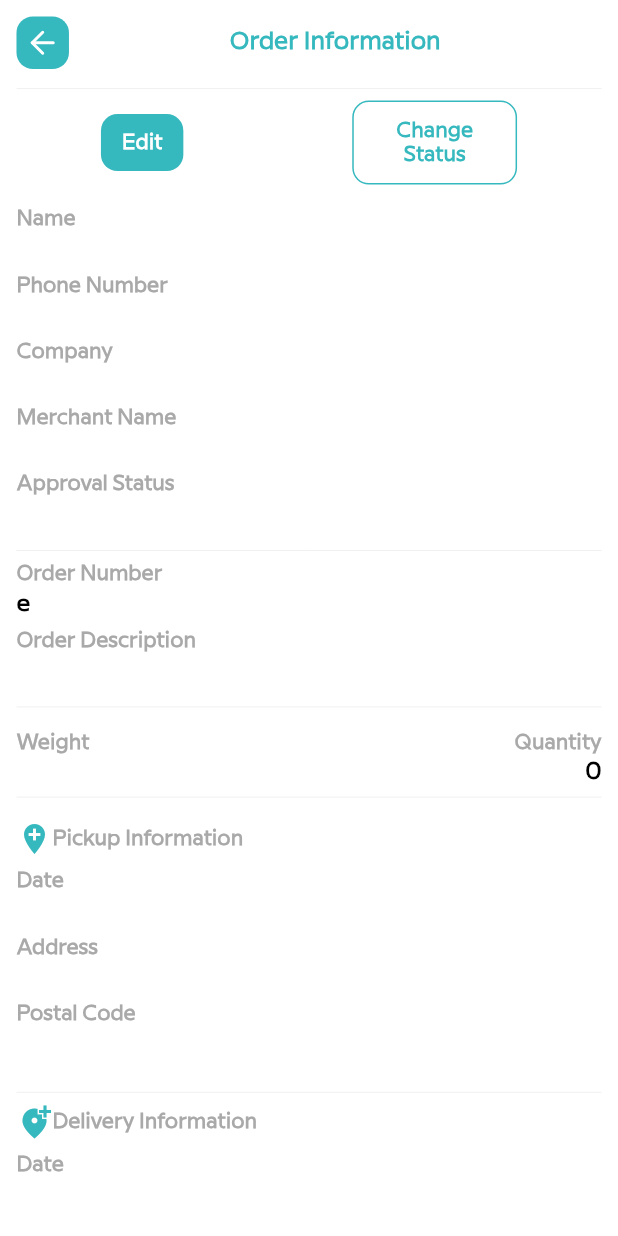
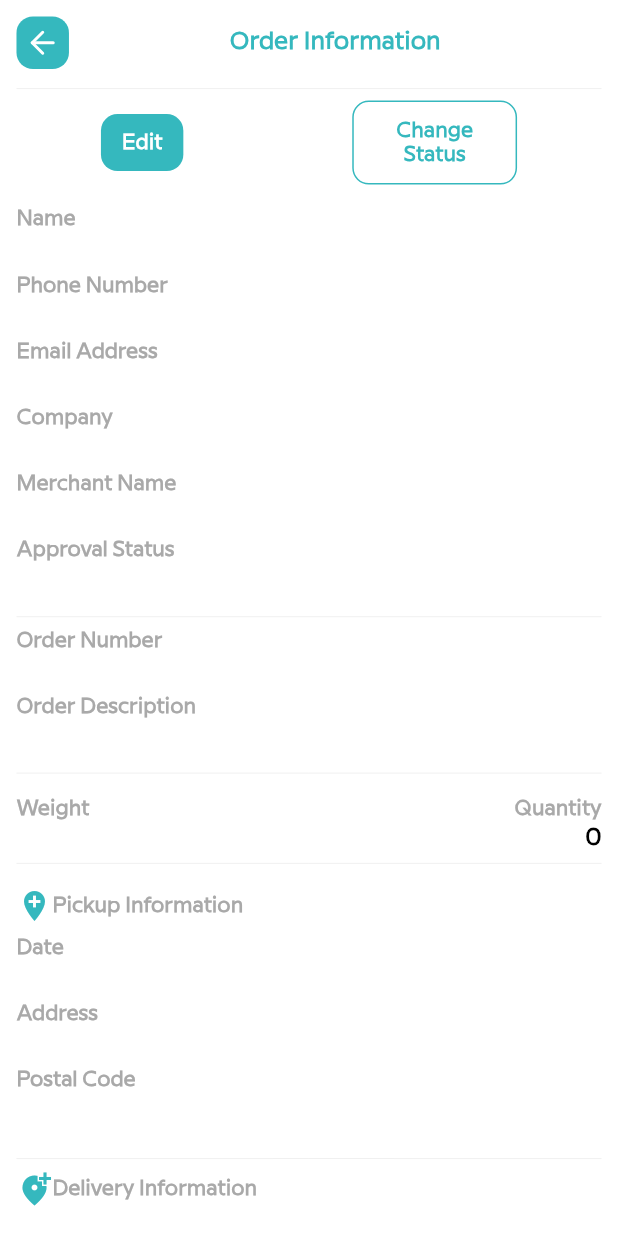
Before and after one commit to Harrisonikupa/load-n-go, a Flutter app: the OrderInformationView screen opened directly with empty values, on a phone screen of 412 x 824 dp. Run offline on Flutter 3.47's test engine with Material 2 defaults, Android fonts, the phone set to English and light mode, and no system bars; our stand-ins replace cloud_firestore, csv, firebase_core, flutter_svg, geocoding, geolocator and 4 more; missing offline and left inert: ext_storage, flutter_polyline_points; accounts and stored records are empty.

Commit message:
starting out with the second implementation

```diff
--- a/lib/services/firebase/firestore.service.dart
+++ b/lib/services/firebase/firestore.service.dart
@@ -150,12 +150,16 @@ class FirestoreService {
 
   Future updateOrder(Order order) async {
     try {
+      print('message33');
+
       await _orderCollectionReference
           .doc(order.documentId)
           .update(order.toJson());
+      print('message44');
     } catch (e) {
       // TODO: Find or create a way to repeat error handling without so much repeated code
       if (e is PlatformException) {
+        print('messageqq1');
         print(e.message);
         return e.message;
       }
--- a/lib/ui/views/order-information/order-information.model.dart
+++ b/lib/ui/views/order-information/order-information.model.dart
@@ -27,6 +27,7 @@ class OrderInformationViewModel extends BaseViewModel {
   var deliveryDateController = new TextEditingController();
   var deliveryAddressController = new TextEditingController();
   var deliveryPostalCodeController = new TextEditingController();
+  var emailAddressController = new TextEditingController();
   Order orderInfo = new Order();
   OrderInformationViewModel(Order? orderInfo) {
     this.orderInfo = orderInfo!;
@@ -44,7 +45,7 @@ class OrderInformationViewModel extends BaseViewModel {
     pickupPostalCodeController.text = orderInfo.pickupPostalCode!;
     deliveryDateController.text = orderInfo.deliveryDate!;
     deliveryAddressController.text = orderInfo.deliveryAddress!;
-    deliveryPostalCodeController.text = orderInfo.deliveryPostalCode!;
+    emailAddressController.text = orderInfo.customerEmail!;
   }
 
   void navigateBack() => navigationService.back();
@@ -83,9 +84,13 @@ class OrderInformationViewModel extends BaseViewModel {
     orderInfo.deliveryDate = deliveryDateController.text;
     orderInfo.deliveryAddress = deliveryAddressController.text;
     orderInfo.deliveryPostalCode = deliveryPostalCodeController.text;
+    orderInfo.customerEmail = emailAddressController.text;
 
     setBusy(true);
+    print('we here');
+
     await _firestoreService.updateOrder(orderInfo);
+
     var dialogResponse = await _dialogService.showDialog(
         title: 'Update Complete', description: 'Your update was successful');
     if (dialogResponse!.confirmed) {
--- a/lib/ui/views/order-information/order-information.view.dart
+++ b/lib/ui/views/order-information/order-information.view.dart
@@ -166,6 +166,21 @@ class OrderInformationView extends StatelessWidget {
                             8.0,
                           ),
                         ),
+                        Text('Email Address', style: labelTextStyle),
+                        SizedBox(
+                          height: getProportionateScreenHeight(
+                            2.0,
+                          ),
+                        ),
+                        Text(
+                          '${orderInfo!.customerEmail}',
+                          style: labelValueTextStyle,
+                        ),
+                        SizedBox(
+                          height: getProportionateScreenHeight(
+                            8.0,
+                          ),
+                        ),
                         Text('Company', style: labelTextStyle),
                         SizedBox(
                           height: getProportionateScreenHeight(
@@ -221,7 +236,7 @@ class OrderInformationView extends StatelessWidget {
                           ),
                         ),
                         Text(
-                          '${orderInfo!.orderNumber}e',
+                          '${orderInfo!.orderNumber}',
                           style: labelValueTextStyle,
                         ),
                         SizedBox(
@@ -575,6 +590,15 @@ class OrderInformationView extends StatelessWidget {
                                   ),
                                 ),
                                 TextInput(
+                                  labelText: 'Customer Email Address',
+                                  controller: model.emailAddressController,
+                                ),
+                                SizedBox(
+                                  height: getProportionateScreenHeight(
+                                    20.0,
+                                  ),
+                                ),
+                                TextInput(
                                   labelText: 'Customer Company',
                                   controller: model.companyController,
                                 ),
```
Also changed, not shown: 1 other file.
